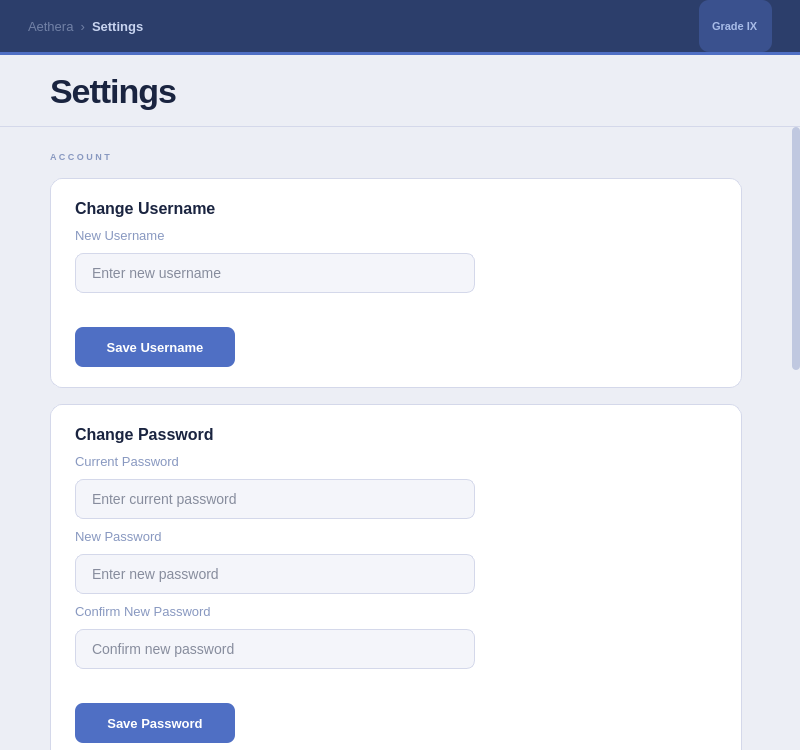
This is src/ui/settings/settings.ui in DIDimov24/Aethera as Qt 5 draws it before an edit. The edited form follows.
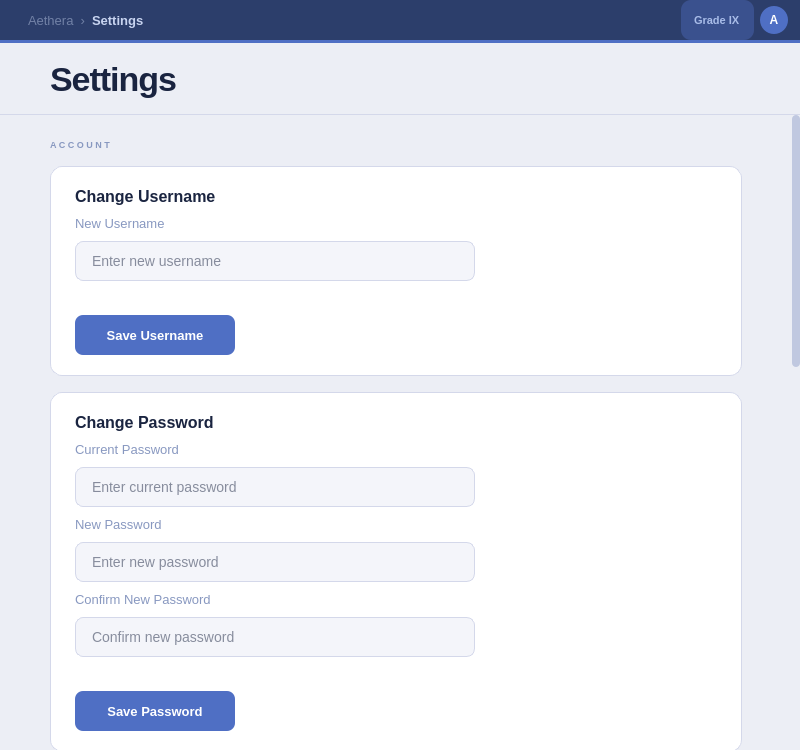
This is the edited form.

Diff of the .ui file:
```diff
--- a/src/ui/settings/settings.ui
+++ b/src/ui/settings/settings.ui
@@ -10,6 +10,8 @@
 QLabel#labelTopBarPage { color: #c8d4f0; font-size: 13px; font-weight: 600; }
 QLabel#labelTopBarBreadcrumb { color: rgba(200,212,240,0.45); font-size: 13px; }
 QLabel#labelTopBarGrade { color: #a8bce8; font-size: 11px; font-weight: 600; background-color: rgba(79,111,196,0.4); border-radius: 10px; padding: 2px 10px; }
+QWidget#labelTopBarAvatar { background-color: #4f6fc4; border-radius: 14px; min-width: 28px; max-width: 28px; min-height: 28px; max-height: 28px; }
+QLabel#labelTopBarAvatarText { color: #ffffff; font-size: 12px; font-weight: 700; background: transparent; }
 QWidget#topBarLine { background-color: #4f6fc4; }
 QWidget#settingsHeader { background-color: #eceef5; border-bottom: 1px solid #d4d8ea; }
 QLabel#labelSettingsHeaderTitle { color: #1a2440; font-size: 34px; font-weight: 700; letter-spacing: -1px; }
@@ -97,14 +99,23 @@
        <property name="bottomMargin"><number>0</number></property>
        <item>
         <widget class="QWidget" name="topBar" native="true">
-         <property name="minimumSize"><size><width>0</width><height>52</height></size></property>
-         <property name="maximumSize"><size><width>16777215</width><height>52</height></size></property>
+         <property name="minimumSize"><size><width>0</width><height>40</height></size></property>
+         <property name="maximumSize"><size><width>16777215</width><height>40</height></size></property>
          <layout class="QHBoxLayout" name="topBarLayout">
-          <property name="leftMargin"><number>28</number></property><property name="topMargin"><number>0</number></property><property name="rightMargin"><number>28</number></property><property name="bottomMargin"><number>0</number></property>
+          <property name="leftMargin"><number>28</number></property><property name="topMargin"><number>0</number></property><property name="rightMargin"><number>12</number></property><property name="bottomMargin"><number>0</number></property>
           <item><widget class="QLabel" name="labelTopBarBreadcrumb"><property name="text"><string>Aethera  ›</string></property></widget></item>
           <item><widget class="QLabel" name="labelTopBarPage"><property name="text"><string>Settings</string></property></widget></item>
           <item><spacer name="s"><property name="orientation"><enum>Qt::Orientation::Horizontal</enum></property><property name="sizeHint" stdset="0"><size><width>40</width><height>20</height></size></property></spacer></item>
           <item><widget class="QLabel" name="labelTopBarGrade"><property name="text"><string>Grade IX</string></property></widget></item>
+          <item>
+           <widget class="QWidget" name="labelTopBarAvatar" native="true">
+            <widget class="QLabel" name="labelTopBarAvatarText">
+             <property name="geometry"><rect><x>0</x><y>0</y><width>28</width><height>28</height></rect></property>
+             <property name="text"><string>A</string></property>
+             <property name="alignment"><set>Qt::AlignmentFlag::AlignCenter</set></property>
+            </widget>
+           </widget>
+          </item>
          </layout>
         </widget>
        </item>
```
